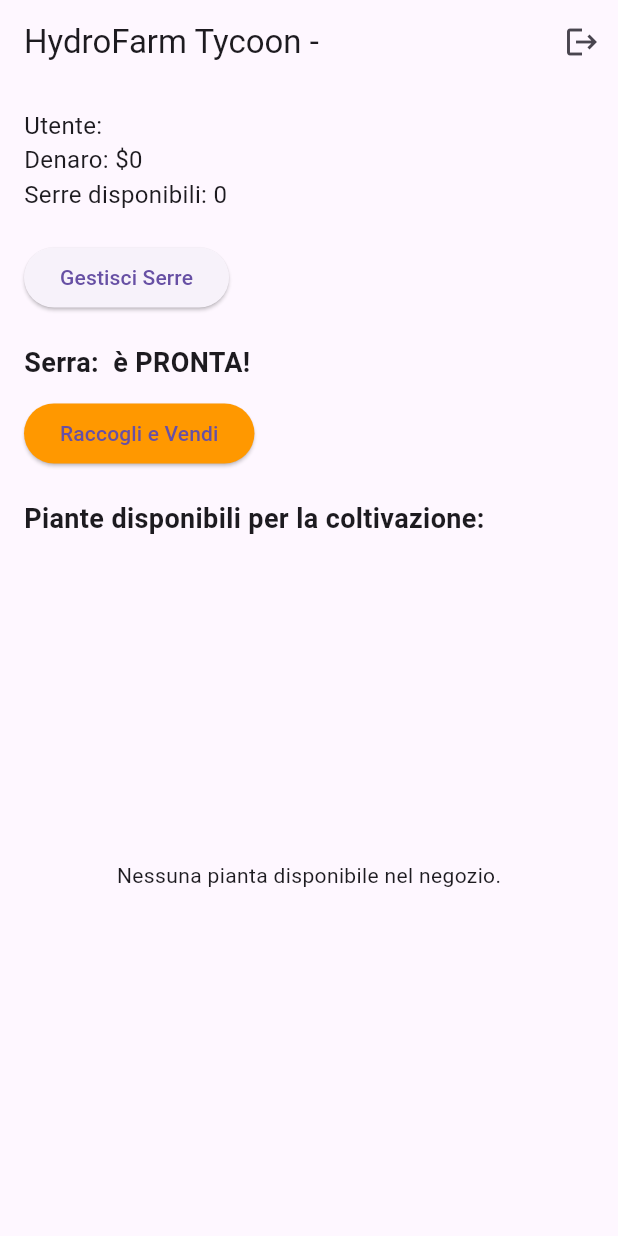
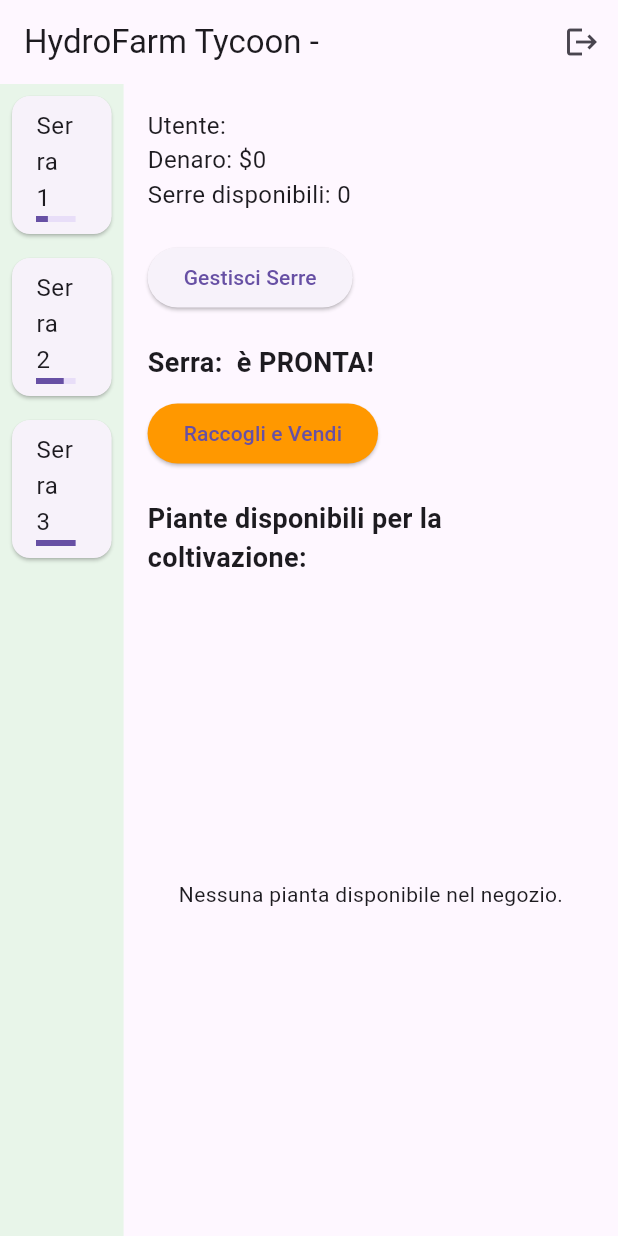
Before and after one commit to GiuseppeGabriele70/hydrofarm_tycoon, a Flutter app: the screen it shows once a user with an empty profile is signed in, on a phone screen of 412 x 824 dp. Run offline on Flutter 3.47's test engine with Material 3 defaults, Android fonts, the phone set to English and light mode, and no system bars; our stand-ins replace cloud_firestore, firebase_auth, firebase_core; accounts and stored records are empty.

Commit message:
Step 1: Aggiunto layout base a 2 colonne (lista serre + contenuto principale)

```diff
--- a/lib/screens/main_game_screen.dart
+++ b/lib/screens/main_game_screen.dart
@@ -61,6 +61,13 @@ class _MainGameScreenState extends State<MainGameScreen> {
       );
     }
 
+    // 🔹 Dati finti per la lista serre (per ora placeholder)
+    final serre = [
+      {"nome": "Serra 1", "progress": 0.3},
+      {"nome": "Serra 2", "progress": 0.7},
+      {"nome": "Serra 3", "progress": 1.0},
+    ];
+
     return Scaffold(
       appBar: AppBar(
         title: Text(
@@ -77,7 +84,35 @@ class _MainGameScreenState extends State<MainGameScreen> {
           ),
         ],
       ),
-      body: Padding(
+      body: Row(
+        children: [
+          // 🔹 Colonna sinistra: elenco serre
+          Expanded(
+            flex: 2,
+            child: Container(
+              color: Colors.green[50],
+              child: ListView.builder(
+                itemCount: serre.length,
+                itemBuilder: (context, index) {
+                  final serra = serre[index];
+                  return Card(
+                    margin: const EdgeInsets.all(8),
+                    child: ListTile(
+                      title: Text(serra["nome"] as String),
+                      subtitle: LinearProgressIndicator(
+                        value: serra["progress"] as double,
+                      ),
+                    ),
+                  );
+                },
+              ),
+            ),
+          ),
+
+          // 🔹 Colonna destra: contenuto principale (il tuo layout esistente)
+          Expanded(
+            flex: 8,
+            child: Padding(
               padding: const EdgeInsets.all(16.0),
               child: Column(
                 crossAxisAlignment: CrossAxisAlignment.start,
@@ -94,7 +129,6 @@ class _MainGameScreenState extends State<MainGameScreen> {
                   Text('Serre disponibili: ${currentUser.serre}', style: const TextStyle(fontSize: 16)),
                   const SizedBox(height: 20),
 
-            // 🔹 Nuovo pulsante per aprire ListaSerreScreen
                   ElevatedButton(
                     onPressed: () {
                       Navigator.pushNamed(context, '/serre');
@@ -103,7 +137,6 @@ class _MainGameScreenState extends State<MainGameScreen> {
                   ),
 
                   const SizedBox(height: 20),
-
                   _buildGreenhouseArea(context, userProvider),
                   const SizedBox(height: 20),
 
@@ -178,6 +211,9 @@ class _MainGameScreenState extends State<MainGameScreen> {
                 ],
               ),
             ),
+          ),
+        ],
+      ),
     );
   }
 
```
Lines whose indentation alone changed are shown as unchanged.
